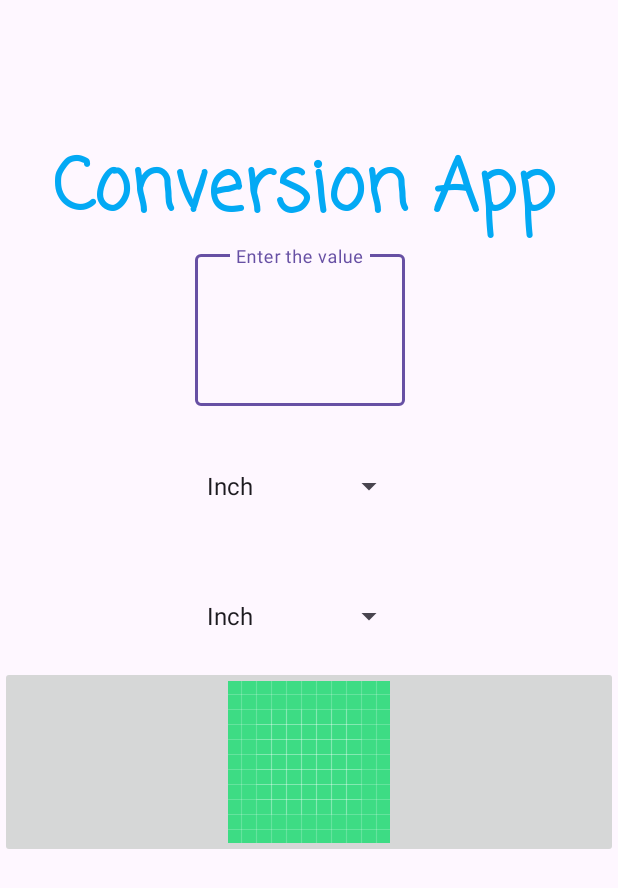
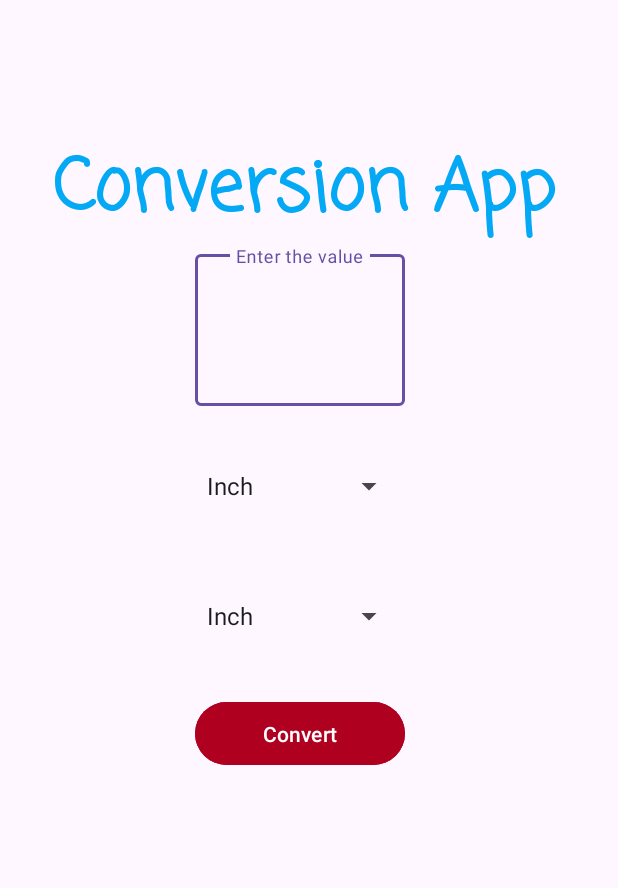
Before and after one commit to majidpawar9/JAV1001-Midterm, an Android app: the screen it shows after launch (MainActivity), on a phone screen of 412 x 824 dp. Shown: the top 888 px of the screen. Run offline under Robolectric (Android 15) with nearby library versions, the phone set to English and light mode, and no system bars.

Commit message:
added button

```diff
--- a/app/src/main/java/com/majid/conversionapp/MainActivity.kt
+++ b/app/src/main/java/com/majid/conversionapp/MainActivity.kt
@@ -27,7 +27,7 @@ class MainActivity : AppCompatActivity() {
             }
 
             override fun onNothingSelected(parent: AdapterView<*>?) {
-                TODO("Not yet implemented")
+                Toast.makeText(applicationContext,"Nothing Selected! Please select a unit",Toast.LENGTH_SHORT).show()
             }
         }
         val spinnerTo = findViewById<Spinner>(R.id.convertSpinnerTo)
@@ -43,7 +43,7 @@ class MainActivity : AppCompatActivity() {
             }
 
             override fun onNothingSelected(parent: AdapterView<*>?) {
-                TODO("Not yet implemented")
+                Toast.makeText(applicationContext,"Nothing Selected! Please select a unit",Toast.LENGTH_SHORT).show()
             }
         }
     }
--- a/app/src/main/res/layout/activity_main.xml
+++ b/app/src/main/res/layout/activity_main.xml
@@ -42,7 +42,8 @@
         android:layout_width="140dp"
         android:layout_height="100px"
         android:layout_marginLeft="130dp"
-        android:layout_marginTop="20dp" />
+        android:layout_marginTop="20dp"
+        android:spinnerMode="dialog" />
 
     <Spinner
         android:id="@+id/convertSpinnerTo"
@@ -51,10 +52,13 @@
         android:layout_marginLeft="130dp"
         android:layout_marginTop="20dp" />
 
-    <ImageButton
-        android:id="@+id/imageButton"
-        android:layout_width="match_parent"
-        android:layout_height="wrap_content"
-        app:srcCompat="@drawable/ic_launcher_background" />
+    <Button
+        android:id="@+id/convertButton"
+        android:layout_width="140dp"
+        android:layout_height="50dp"
+        android:layout_marginLeft="130dp"
+        android:layout_marginTop="20dp"
+        android:backgroundTint="@color/design_default_color_error"
+        android:text="Convert" />
 
 </LinearLayout>
```
